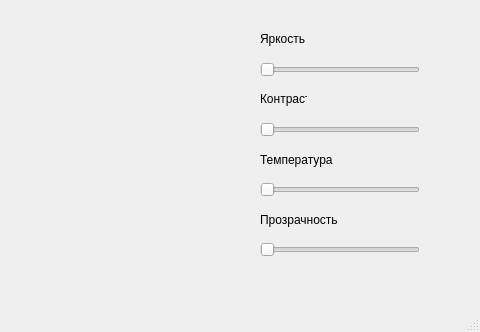
The window that photoshop.ui (caffreyfizz/photoshopPyQT) describes before a commit, drawn with Qt 5; both pictures show x 320 to 800 and y 268 to 600 of the 800 by 600 pixel window.
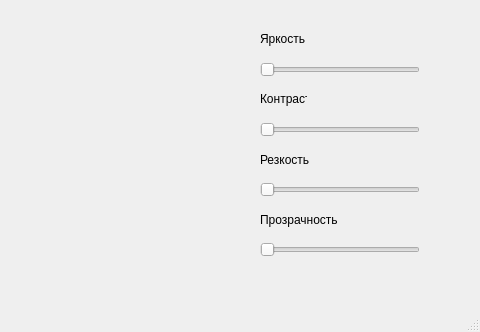
The same window after the commit.

Commit message: Реализованы все слайдеры Проблема: Слайдеры не стакаются и при изменении фото, на которое наложены фильтры, слайдером все фильтры сбрасываются

The edit to the form file:
```diff
--- a/photoshop.ui
+++ b/photoshop.ui
@@ -154,7 +154,7 @@
      </rect>
     </property>
     <property name="text">
-     <string>Температура</string>
+     <string>Резкость</string>
     </property>
    </widget>
    <widget class="QSlider" name="temperatureSlider">
```
Left out of the diff: 2 changed lines with no effect on the pictures. The commit also changes 1 other file.
